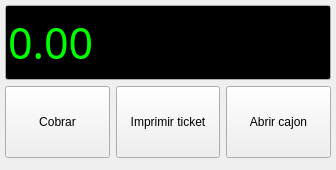
This is bulmages/bulmatpv/plugins/pluginbt_total/totalbase.ui in eboladev/Bulmages-1 as Qt 5 draws it before an edit. The edited form follows.
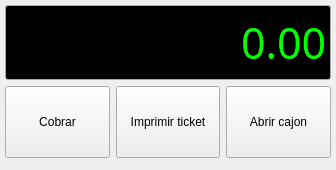
This is the edited form. Icons and pictures are not drawn.

The edit to the form file:
```diff
--- a/bulmages/bulmatpv/plugins/pluginbt_total/totalbase.ui
+++ b/bulmages/bulmatpv/plugins/pluginbt_total/totalbase.ui
@@ -116,6 +116,9 @@
      <property name="text">
       <string>0.00</string>
      </property>
+     <property name="alignment">
+      <set>Qt::AlignRight|Qt::AlignTrailing|Qt::AlignVCenter</set>
+     </property>
     </widget>
    </item>
    <item>
```
